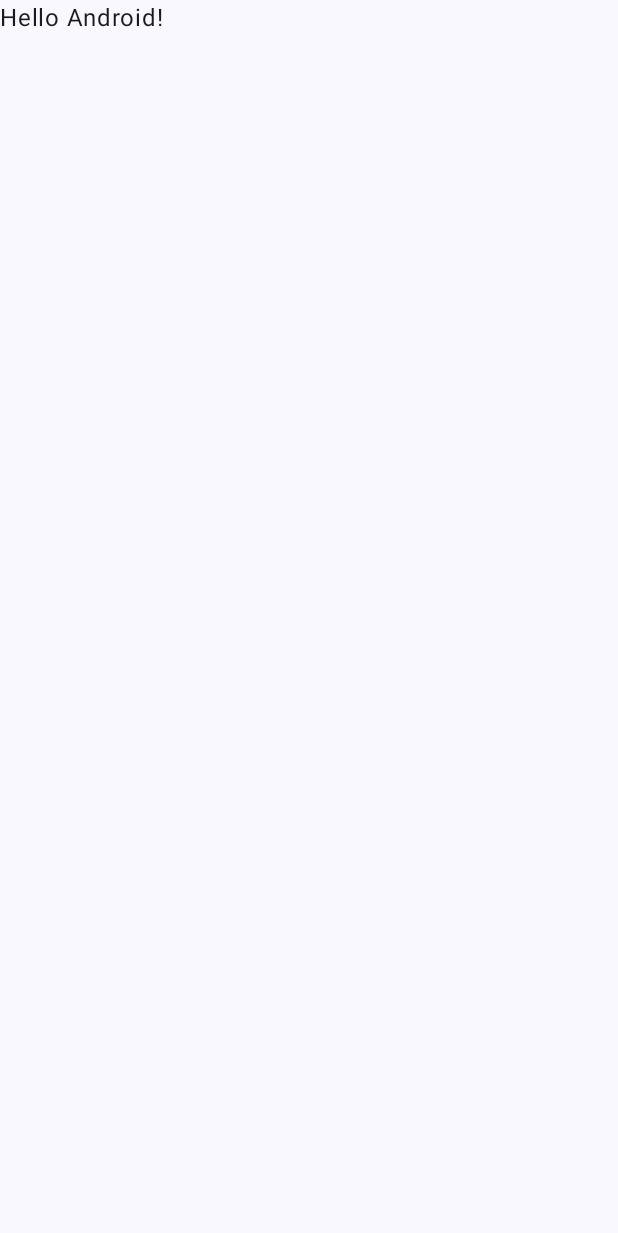
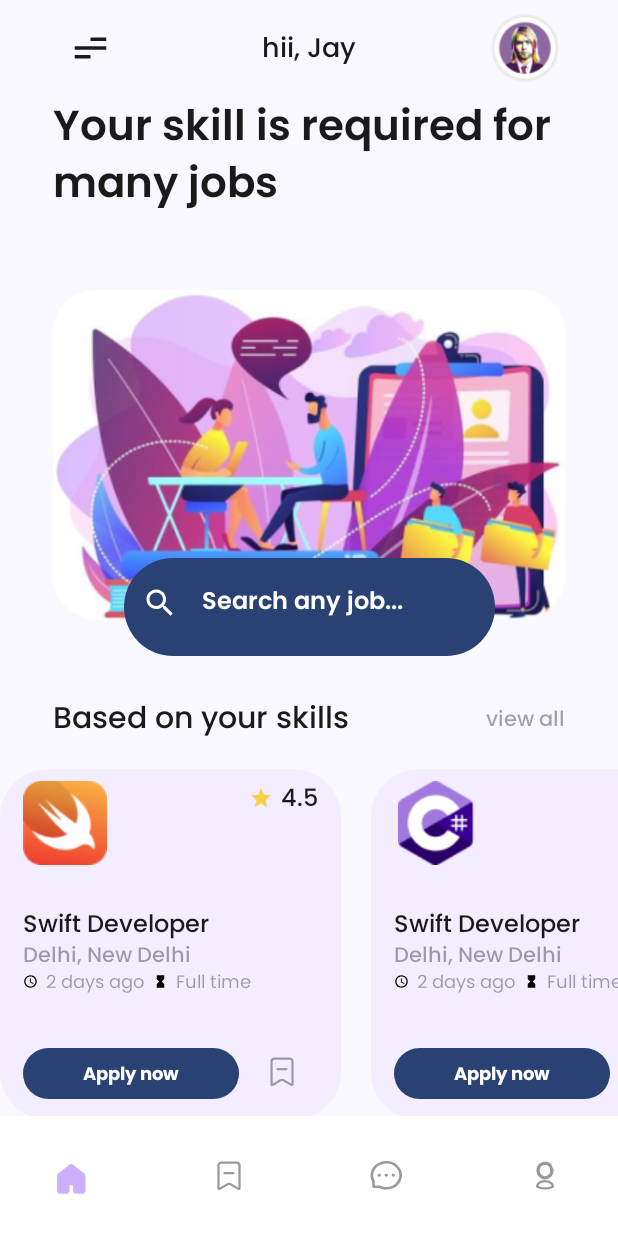
Before and after one commit to ahmed-alnour123/compose-challenge-weekly, an Android app built with Jetpack Compose: the screen it shows after launch (MainActivity), on a phone screen of 412 x 824 dp. Before the commit the part shown is almost empty. Shown: the top 1233 px of the screen. Run offline under Robolectric (Android 15) with nearby library versions, the phone set to English and light mode, and no system bars.

Commit message:
added colors and shapes

```diff
--- a/app/src/main/java/com/example/jobfindingapp/JobFindingApp.kt
+++ b/app/src/main/java/com/example/jobfindingapp/JobFindingApp.kt
@@ -19,7 +19,9 @@ import androidx.compose.foundation.layout.height
 import androidx.compose.foundation.layout.padding
 import androidx.compose.foundation.layout.size
 import androidx.compose.foundation.layout.width
+import androidx.compose.foundation.rememberScrollState
 import androidx.compose.foundation.shape.CircleShape
+import androidx.compose.foundation.verticalScroll
 import androidx.compose.material.icons.Icons
 import androidx.compose.material.icons.filled.AccountCircle
 import androidx.compose.material.icons.filled.Bookmark
@@ -29,12 +31,19 @@ import androidx.compose.material.icons.filled.Message
 import androidx.compose.material3.CenterAlignedTopAppBar
 import androidx.compose.material3.ExperimentalMaterial3Api
 import androidx.compose.material3.Icon
+import androidx.compose.material3.IconButton
+import androidx.compose.material3.MaterialTheme
 import androidx.compose.material3.NavigationBar
 import androidx.compose.material3.NavigationBarItem
 import androidx.compose.material3.Scaffold
 import androidx.compose.material3.Surface
 import androidx.compose.material3.Text
+import androidx.compose.material3.TopAppBarDefaults
 import androidx.compose.runtime.Composable
+import androidx.compose.runtime.getValue
+import androidx.compose.runtime.mutableStateOf
+import androidx.compose.runtime.remember
+import androidx.compose.runtime.setValue
 import androidx.compose.ui.Alignment
 import androidx.compose.ui.Modifier
 import androidx.compose.ui.draw.clip
@@ -48,6 +57,7 @@ import androidx.compose.ui.tooling.preview.Preview
 import androidx.compose.ui.unit.dp
 import androidx.compose.ui.unit.sp
 import com.example.jobfindingapp.ui.screens.home.HomeScreen
+import com.example.jobfindingapp.ui.theme.LightPink
 
 @Composable
 fun JobFindingApp() {
@@ -61,76 +71,60 @@ fun JobFindingAppBar(modifier: Modifier = Modifier) {
         title = {
             Text(
                 text = "hii, Jay",
-                style = TextStyle(
-                    fontSize = 18.sp,
-//                    fontFamily = FontFamily(Font(R.font.poppins)),
-                    fontWeight = FontWeight(500),
-                    color = Color(0xFF1A1A1A),
-                )
+                style = MaterialTheme.typography.titleLarge,
             )
         },
         modifier = modifier,
         navigationIcon = {
-            Icon(imageVector = ImageVector.vectorResource(R.drawable.icon_menu), null)
+            IconButton(onClick = { /*TODO*/ }) {
+                Icon(imageVector = ImageVector.vectorResource(R.drawable.icon_menu), null)
+            }
         },
         actions = {
-            AppBarAvatar(R.drawable.ic_launcher_foreground)
+            Image(
+//                painter = painterResource(R.drawable.image_profile),
+                painter = painterResource(R.drawable.image_profile),
+                contentDescription = null,
+                modifier = Modifier
+                    .size(45.dp)
+                    .clip(CircleShape)
+            )
         },
-        windowInsets = WindowInsets(left = 35.dp, right = 35.dp, top = 56.dp)
+        windowInsets = WindowInsets(left = 35.dp, right = 35.dp),
+        colors = TopAppBarDefaults.centerAlignedTopAppBarColors(
+            containerColor = MaterialTheme.colorScheme.background,
+        ),
     )
-}
-
-@Composable
-fun AppBarAvatar(@DrawableRes avatarDrawable: Int) {
-    Box(contentAlignment = Alignment.Center) {
-        Box(
-            modifier = Modifier
-                .size(60.dp)
-                .clip(CircleShape)
-                .background(Color.Black),
-        )
-        Box(
-            modifier = Modifier
-                .size(55.dp)
-                .clip(CircleShape)
-                .background(Color.White),
-        )
-        Image(
-            painter = painterResource(avatarDrawable),
-            contentDescription = null,
-            modifier = Modifier
-                .size(45.dp)
-                .clip(CircleShape)
-                .background(Color.Green)
-        )
-    }
 }
 
 @Composable
 fun JobFindingBottomBar(modifier: Modifier = Modifier) {
     NavigationBar(
-        modifier = modifier
+        modifier = modifier,
+        containerColor = Color.White,
     ) {
-        val selectedPage: String = "bookmark"
+        var selectedPage: String by remember {
+            mutableStateOf("home")
+        }
 
         JobFindingNavigationBarItem(
             selected = selectedPage == "home",
-            onClick = { /*TODO*/ },
+            onClick = { selectedPage = "home" },
             icon = ImageVector.vectorResource(id = R.drawable.icon_home),
         )
         JobFindingNavigationBarItem(
             selected = selectedPage == "bookmark",
-            onClick = { /*TODO*/ },
+            onClick = { selectedPage = "bookmark" },
             icon = ImageVector.vectorResource(id = R.drawable.icon_bookmark),
         )
         JobFindingNavigationBarItem(
             selected = selectedPage == "chat",
-            onClick = { /*TODO*/ },
+            onClick = { selectedPage = "chat" },
             icon = ImageVector.vectorResource(id = R.drawable.icon_message),
         )
         JobFindingNavigationBarItem(
             selected = selectedPage == "profile",
-            onClick = { /*TODO*/ },
+            onClick = { selectedPage = "profile" },
             icon = ImageVector.vectorResource(id = R.drawable.icon_profile),
         )
     }
@@ -160,14 +154,14 @@ fun RowScope.JobFindingNavigationBarItem(
                         modifier = Modifier
                             .height(4.dp)
                             .width(60.dp)
-                            .background(Color.Magenta)
+                            .background(LightPink)
                     )
                 }
                 Spacer(modifier = Modifier.weight(1f))
                 Icon(
                     imageVector = icon,
                     contentDescription = null,
-                    tint = if (selected) Color.Magenta else Color.Black,
+                    tint = if (selected) LightPink else Color.Black,
                 )
                 Spacer(modifier = Modifier.weight(1f))
             }
--- a/app/src/main/java/com/example/jobfindingapp/MainActivity.kt
+++ b/app/src/main/java/com/example/jobfindingapp/MainActivity.kt
@@ -22,7 +22,7 @@ class MainActivity : ComponentActivity() {
                     modifier = Modifier.fillMaxSize(),
                     color = MaterialTheme.colorScheme.background
                 ) {
-                    Greeting("Android")
+                    JobFindingApp()
                 }
             }
         }
--- a/app/src/main/java/com/example/jobfindingapp/ui/screens/home/HomeScreen.kt
+++ b/app/src/main/java/com/example/jobfindingapp/ui/screens/home/HomeScreen.kt
@@ -1,5 +1,6 @@
 package com.example.jobfindingapp.ui.screens.home
 
+import androidx.annotation.DrawableRes
 import androidx.compose.foundation.Image
 import androidx.compose.foundation.background
 import androidx.compose.foundation.clickable
@@ -12,10 +13,15 @@ import androidx.compose.foundation.layout.aspectRatio
 import androidx.compose.foundation.layout.fillMaxSize
 import androidx.compose.foundation.layout.fillMaxWidth
 import androidx.compose.foundation.layout.height
+import androidx.compose.foundation.layout.offset
 import androidx.compose.foundation.layout.padding
 import androidx.compose.foundation.layout.size
 import androidx.compose.foundation.layout.width
 import androidx.compose.foundation.lazy.LazyRow
+import androidx.compose.foundation.rememberScrollState
+import androidx.compose.foundation.shape.CircleShape
+import androidx.compose.foundation.shape.RoundedCornerShape
+import androidx.compose.foundation.verticalScroll
 import androidx.compose.material.icons.Icons
 import androidx.compose.material.icons.filled.AccessTime
 import androidx.compose.material.icons.filled.AddCircle
@@ -28,13 +34,20 @@ import androidx.compose.material.icons.filled.Star
 import androidx.compose.material.icons.outlined.BookmarkBorder
 import androidx.compose.material3.Button
 import androidx.compose.material3.Card
+import androidx.compose.material3.CardDefaults
 import androidx.compose.material3.ExperimentalMaterial3Api
 import androidx.compose.material3.Icon
 import androidx.compose.material3.IconButton
+import androidx.compose.material3.MaterialTheme
 import androidx.compose.material3.Scaffold
 import androidx.compose.material3.Text
 import androidx.compose.material3.TextField
+import androidx.compose.material3.TextFieldDefaults
 import androidx.compose.runtime.Composable
+import androidx.compose.runtime.getValue
+import androidx.compose.runtime.mutableStateOf
+import androidx.compose.runtime.remember
+import androidx.compose.runtime.setValue
 import androidx.compose.ui.Alignment
 import androidx.compose.ui.Modifier
 import androidx.compose.ui.graphics.Color
@@ -58,22 +71,22 @@ fun HomeScreen(modifier: Modifier = Modifier) {
         modifier = modifier,
         topBar = { JobFindingAppBar() },
         bottomBar = { JobFindingBottomBar() },
+//        containerColor = MaterialTheme.colorScheme.background,
     ) { innerPadding ->
+        var searchValue by remember {
+            mutableStateOf("")
+        }
+
         val horizontalPadding = 35.dp
         Column(
             modifier = Modifier
                 .padding(innerPadding)
                 .fillMaxSize()
+                .verticalScroll(rememberScrollState())
         ) {
             Text(
                 "Your skill is required for many jobs",
-                style = TextStyle(
-                    fontSize = 28.sp,
-                    lineHeight = 38.sp,
-//                    fontFamily = FontFamily(Font(R.font.poppins)),
-                    fontWeight = FontWeight(600),
-                    color = Color(0xFF1A1A1A),
-                ),
+                style = MaterialTheme.typography.displayLarge,
                 modifier = Modifier
                     .fillMaxWidth()
                     .padding(horizontal = horizontalPadding),
@@ -91,23 +104,36 @@ fun HomeScreen(modifier: Modifier = Modifier) {
                         .align(Alignment.Center),
                 )
                 TextField(
-                    value = "",
-                    onValueChange = {},
-                    leadingIcon = { Icon(imageVector = Icons.Filled.Search, null) },
-                    label = {
+                    value = searchValue,
+                    onValueChange = { searchValue = it },
+                    leadingIcon = {
+                        Icon(
+                            imageVector = Icons.Filled.Search,
+                            null,
+                            tint = Color.White,
+                            modifier = Modifier.offset(y = -3.dp)
+                        )
+                    },
+                    placeholder = {
                         Text(
-                            "Search any job",
-                            style = TextStyle(
-                                fontSize = 16.sp,
-//                                fontFamily = FontFamily(Font(R.font.lato)),
-                                fontWeight = FontWeight(600),
-                                color = Color(0xFFFFFFFF),
+                            "Search any job...",
+                            style = MaterialTheme.typography.titleMedium.copy(
+                                fontWeight = FontWeight.W600,
+                                color = Color.White,
                             ),
                         )
                     },
                     modifier = Modifier
                         .size(247.dp, 65.dp)
-                        .align(Alignment.BottomCenter)
+                        .align(Alignment.BottomCenter),
+                    colors = TextFieldDefaults.textFieldColors(
+                        containerColor = MaterialTheme.colorScheme.primary,
+                        textColor = Color.White,
+                        focusedIndicatorColor = Color.Transparent,
+                        unfocusedIndicatorColor = Color.Transparent,
+                        disabledIndicatorColor = Color.Transparent
+                    ),
+                    shape = CircleShape,
                 )
             }
             Spacer(modifier = Modifier.height(27.dp))
@@ -120,21 +146,11 @@ fun HomeScreen(modifier: Modifier = Modifier) {
             ) {
                 Text(
                     "Based on your skills",
-                    style = TextStyle(
-                        fontSize = 20.sp,
-//                        fontFamily = FontFamily(Font(R.font.poppins)),
-                        fontWeight = FontWeight(500),
-                        color = Color(0xFF1A1A1A),
-                    )
+                    style = MaterialTheme.typography.displayMedium,
                 )
                 Text(
                     "view all",
-                    style = TextStyle(
-                        fontSize = 14.sp,
-//                        fontFamily = FontFamily(Font(R.font.poppins)),
-                        fontWeight = FontWeight(500),
-                        color = Color(0xFFCCAFFF),
-                    ),
+                    style = MaterialTheme.typography.titleSmall,
                     modifier = Modifier.clickable { },
                 )
             }
@@ -142,20 +158,28 @@ fun HomeScreen(modifier: Modifier = Modifier) {
             LazyRow(
                 horizontalArrangement = Arrangement.spacedBy(20.dp)
             ) {
+                item {
+                    JobCard(R.drawable.icon_swift)
+                }
                 for (i in 1..5) {
                     item {
-                        JobCard()
+                        JobCard(R.drawable.icon_c_sharp)
                     }
                 }
             }
+            Spacer(modifier = Modifier.height(10.dp))
         }
     }
 }
 
 @Composable
-fun JobCard(modifier: Modifier = Modifier) {
+fun JobCard(@DrawableRes imageDrawable: Int, modifier: Modifier = Modifier) {
     Card(
-        modifier = modifier.size(227.dp, 234.dp)
+        modifier = modifier.size(227.dp, 234.dp),
+        colors = CardDefaults.cardColors(
+            containerColor = Color(0x26CCAFFF)
+        ),
+        shape = RoundedCornerShape(32.dp)
     ) {
         Column(
             modifier = Modifier
@@ -167,7 +191,7 @@ fun JobCard(modifier: Modifier = Modifier) {
                 modifier = Modifier
             ) {
                 Image(
-                    painter = painterResource(id = R.drawable.ic_launcher_foreground),
+                    painter = painterResource(imageDrawable),
                     contentDescription = null,
                     modifier = Modifier.size(56.dp),
                 )
@@ -175,34 +199,20 @@ fun JobCard(modifier: Modifier = Modifier) {
                 IconText(
                     text = "4.5",
                     icon = Icons.Filled.Star,
-                    textStyle = TextStyle(
-                        fontSize = 16.sp,
-//                        fontFamily = FontFamily(Font(R.font.poppins)),
-                        fontWeight = FontWeight(500),
-                        color = Color(0x661A1A1A),
-                    ),
+                    textStyle = MaterialTheme.typography.titleMedium,
                     iconSize = 16.dp,
+                    tint = Color(0xFFF8D048),
                 )
             }
             Spacer(modifier = Modifier.weight(1f))
             Column {
                 Text(
                     "Swift Developer",
-                    style = TextStyle(
-                        fontSize = 16.sp,
-//                    fontFamily = FontFamily(Font(R.font.poppins)),
-                        fontWeight = FontWeight(500),
-                        color = Color(0xFF1A1A1A),
-                    ),
+                    style = MaterialTheme.typography.titleMedium,
                 )
                 Text(
                     "Delhi, New Delhi",
-                    style = TextStyle(
-                        fontSize = 14.sp,
-//                    fontFamily = FontFamily(Font(R.font.poppins)),
-                        fontWeight = FontWeight(500),
-                        color = Color(0x661A1A1A),
-                    ),
+                    style = MaterialTheme.typography.titleSmall,
                 )
                 Row {
                     IconText(
@@ -225,7 +235,10 @@ fun JobCard(modifier: Modifier = Modifier) {
                     onClick = {},
                     modifier = Modifier.size(144.dp, 34.dp)
                 ) {
-                    Text(text = "Apply now")
+                    Text(
+                        text = "Apply now",
+                        style = MaterialTheme.typography.labelMedium,
+                    )
                 }
                 Spacer(modifier = Modifier.weight(1f))
                 IconButton(onClick = { /*TODO*/ }) {
@@ -246,6 +259,7 @@ fun IconText(
     modifier: Modifier = Modifier,
     iconSize: Dp = 10.dp,
     textStyle: TextStyle? = null,
+    tint: Color = Color.Unspecified,
 ) {
     Row(
         modifier = modifier,
@@ -254,17 +268,13 @@ fun IconText(
         Icon(
             imageVector = icon,
             contentDescription = null,
-            modifier = Modifier.size(iconSize)
+            modifier = Modifier.size(iconSize),
+            tint = tint,
         )
         Spacer(modifier = Modifier.width(5.dp))
         Text(
             text,
-            style = textStyle ?: TextStyle(
-                fontSize = 12.sp,
-//                fontFamily = FontFamily(Font(R.font.poppins)),
-                fontWeight = FontWeight(400),
-                color = Color(0x661A1A1A),
-            )
+            style = textStyle ?: MaterialTheme.typography.bodySmall,
         )
     }
 }
--- a/app/src/main/java/com/example/jobfindingapp/ui/theme/Color.kt
+++ b/app/src/main/java/com/example/jobfindingapp/ui/theme/Color.kt
@@ -9,3 +9,8 @@ val Pink80 = Color(0xFFEFB8C8)
 val Purple40 = Color(0xFF6650a4)
 val PurpleGrey40 = Color(0xFF625b71)
 val Pink40 = Color(0xFF7D5260)
+
+val LightGray = Color(0xFF1A1A1A)
+val DarkGray = Color(0x661A1A1A)
+val LightPink = Color(0xFFCCAFFF)
+val Surface = Color(0x26CCAFFF)
--- a/app/src/main/java/com/example/jobfindingapp/ui/theme/Theme.kt
+++ b/app/src/main/java/com/example/jobfindingapp/ui/theme/Theme.kt
@@ -10,6 +10,7 @@ import androidx.compose.material3.dynamicLightColorScheme
 import androidx.compose.material3.lightColorScheme
 import androidx.compose.runtime.Composable
 import androidx.compose.runtime.SideEffect
+import androidx.compose.ui.graphics.Color
 import androidx.compose.ui.graphics.toArgb
 import androidx.compose.ui.platform.LocalContext
 import androidx.compose.ui.platform.LocalView
@@ -22,9 +23,11 @@ private val DarkColorScheme = darkColorScheme(
 )
 
 private val LightColorScheme = lightColorScheme(
-    primary = Purple40,
+    primary = LightPink,
     secondary = PurpleGrey40,
-    tertiary = Pink40
+    tertiary = Pink40,
+    surface = Surface,
+    background = Color.White,
 
     /* Other default colors to override
     background = Color(0xFFFFFBFE),
@@ -50,15 +53,15 @@ fun JobFindingAppTheme(
             if (darkTheme) dynamicDarkColorScheme(context) else dynamicLightColorScheme(context)
         }
 
-        darkTheme -> DarkColorScheme
+        darkTheme -> LightColorScheme
         else -> LightColorScheme
     }
     val view = LocalView.current
     if (!view.isInEditMode) {
         SideEffect {
             val window = (view.context as Activity).window
-            window.statusBarColor = colorScheme.primary.toArgb()
-            WindowCompat.getInsetsController(window, view).isAppearanceLightStatusBars = darkTheme
+            window.statusBarColor = colorScheme.background.toArgb()
+            WindowCompat.getInsetsController(window, view).isAppearanceLightStatusBars = true
         }
     }
 
@@ -68,3 +71,10 @@ fun JobFindingAppTheme(
         content = content
     )
 }
+
+
+/*
+background: White
+primary: lightpink
+surface: surface
+ */
--- a/app/src/main/java/com/example/jobfindingapp/ui/theme/Type.kt
+++ b/app/src/main/java/com/example/jobfindingapp/ui/theme/Type.kt
@@ -1,34 +1,76 @@
 package com.example.jobfindingapp.ui.theme
 
+import android.provider.CalendarContract
 import androidx.compose.material3.Typography
+import androidx.compose.ui.graphics.Color
 import androidx.compose.ui.text.TextStyle
+import androidx.compose.ui.text.font.Font
 import androidx.compose.ui.text.font.FontFamily
 import androidx.compose.ui.text.font.FontWeight
 import androidx.compose.ui.unit.sp
+import com.example.jobfindingapp.R
+
+val poppins = FontFamily(
+    Font(R.font.f_100_poppins_thin, FontWeight.Thin),
+    Font(R.font.f_200_poppins_extralight, FontWeight.ExtraLight),
+    Font(R.font.f_300_poppins_light, FontWeight.Light),
+    Font(R.font.f_400_poppins_regular),
+    Font(R.font.f_500_poppins_medium, FontWeight.Medium),
+    Font(R.font.f_600_poppins_semibold, FontWeight.SemiBold),
+    Font(R.font.f_700_poppins_bold, FontWeight.Bold),
+    Font(R.font.f_800_poppins_extrabold, FontWeight.ExtraBold),
+    Font(R.font.f_900_poppins_black, FontWeight.Black),
+)
 
 // Set of Material typography styles to start with
 val Typography = Typography(
-    bodyLarge = TextStyle(
-        fontFamily = FontFamily.Default,
-        fontWeight = FontWeight.Normal,
+    bodySmall = TextStyle(
+        fontSize = 12.sp,
+        fontFamily = poppins,
+        fontWeight = FontWeight(400),
+        color = DarkGray,
+    ),
+
+    labelMedium = TextStyle(
+        fontSize = 12.sp,
+        fontFamily = poppins,
+        fontWeight = FontWeight(700),
+        color = Color.White,
+    ),
+
+    titleSmall = TextStyle(
+        fontSize = 14.sp,
+        fontFamily = poppins,
+        fontWeight = FontWeight(500),
+        color = DarkGray,
+    ),
+
+    titleMedium = TextStyle(
         fontSize = 16.sp,
-        lineHeight = 24.sp,
-        letterSpacing = 0.5.sp
+        fontFamily = poppins,
+        fontWeight = FontWeight(500),
+        color = LightGray,
+    ),
+
+    titleLarge = TextStyle(
+        fontSize = 18.sp,
+        fontFamily = poppins,
+        fontWeight = FontWeight(500),
+        color = LightGray,
+    ),
+
+    displayMedium = TextStyle(
+        fontSize = 20.sp,
+        fontFamily = poppins,
+        fontWeight = FontWeight(500),
+        color = LightGray,
+    ),
+
+    displayLarge = TextStyle(
+        fontSize = 28.sp,
+        lineHeight = 38.sp,
+        fontFamily = poppins,
+        fontWeight = FontWeight(600),
+        color = LightGray,
     )
-    /* Other default text styles to override
-    titleLarge = TextStyle(
-        fontFamily = FontFamily.Default,
-        fontWeight = FontWeight.Normal,
-        fontSize = 22.sp,
-        lineHeight = 28.sp,
-        letterSpacing = 0.sp
-    ),
-    labelSmall = TextStyle(
-        fontFamily = FontFamily.Default,
-        fontWeight = FontWeight.Medium,
-        fontSize = 11.sp,
-        lineHeight = 16.sp,
-        letterSpacing = 0.5.sp
-    )
-    */
 )
```
Also changed, not shown: app/src/main/res/drawable/icon_c_sharp.png (added), app/src/main/res/drawable/icon_swift.png (added), app/src/main/res/drawable/image_profile.webp (added), 1 other file.
